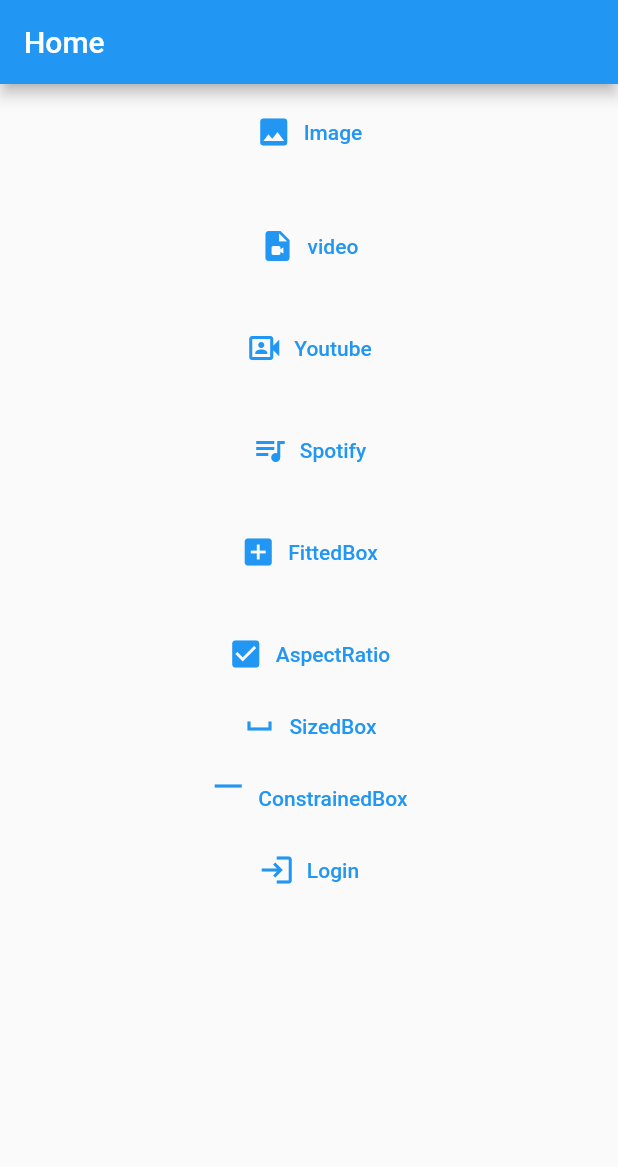
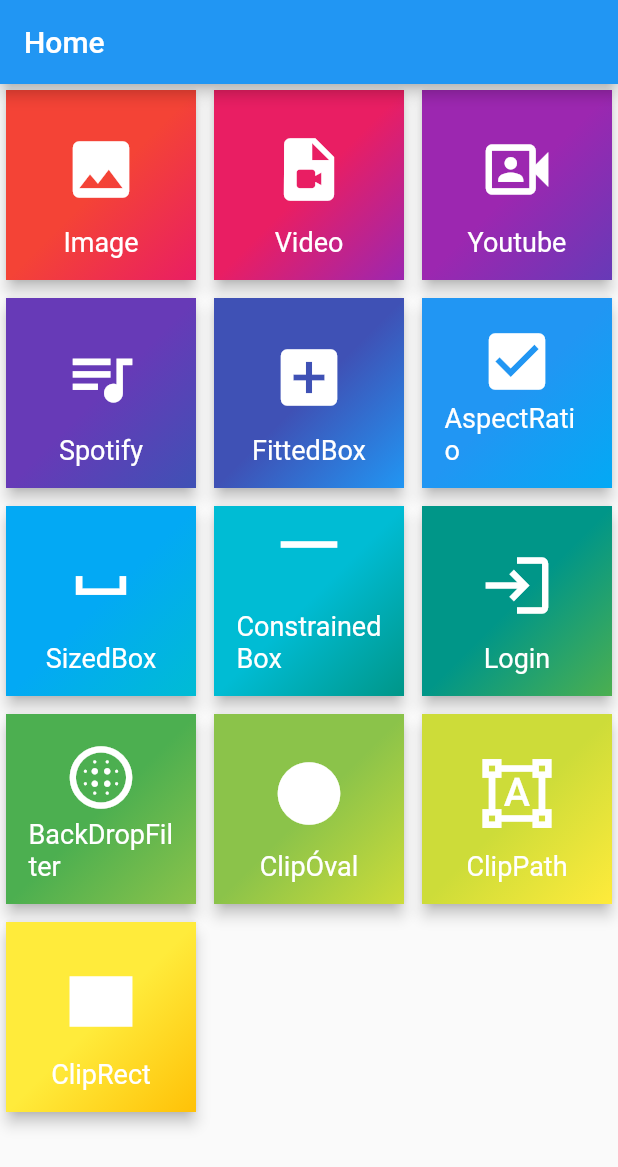
Before and after one commit to hussruss/APPM_CLASS, a Flutter app: the screen it shows after launch, on a phone screen of 412 x 824 dp. Shown: the top 1167 px of the screen. Run offline on Flutter 3.47's test engine with Material 2 defaults, Android fonts, the phone set to English and light mode, and no system bars; our stand-ins replace audioplayers, video_player.

Commit message:
BackdropFilter ClipOval

```diff
--- a/lib/main.dart
+++ b/lib/main.dart
@@ -1,5 +1,11 @@
+import 'dart:math';
+
 import 'package:flutter/material.dart';
 import 'package:m1_s4/widgets/apectRatio.dart';
+import 'package:m1_s4/widgets/backdropFilter.dart';
+import 'package:m1_s4/widgets/clipOval.dart';
+import 'package:m1_s4/widgets/clipPath.dart';
+import 'package:m1_s4/widgets/clipRect.dart';
 import 'package:m1_s4/widgets/constranedBox.dart';
 import 'package:m1_s4/widgets/images.dart';
 import 'package:m1_s4/widgets/login.dart';
@@ -34,6 +40,10 @@
         '/sizedBox': (context) => const SizedBoxWidget(),
         '/constrainedBox': (context) => const ConstrainedBoxWidget(),
         '/login': (context) => const LoginScreen(),
+        '/backDropFilter': (context) => const BackDropFilterWidget(),
+        '/clipOval': (context) => const ClipOvalWidget(),
+        '/clipPath': (context) => const ClipPathWidget(),
+        '/clipRect': (context) => const ClipRectWidget(),
       },
       // theme: ThemeData.dark().copyWith(
       //     appBarTheme: AppBarTheme(color: Colors.red),
@@ -57,86 +67,75 @@
       appBar: AppBar(
         title: Text('Home'),
       ),
-      body: ListView(
-        children: [
-          Padding(
-            padding: const EdgeInsets.all(8.0),
-            child: TextButton.icon(
-                // style: ButtonStyle(
-                // backgroundColor: MaterialStatePropertyAll(Colors.green),
-                // textStyle: MaterialStateProperty.all(
-                //     TextStyle(color: Colors.white))),
-                label: Text('Image'),
-                onPressed: () {
-                  Navigator.pushNamed(context, '/images');
-                },
-                icon: Icon(Icons.image)),
+      body: GridView.builder(
+        itemCount: itemList.length,
+        gridDelegate: const SliverGridDelegateWithFixedCrossAxisCount(
+            crossAxisCount: 3, mainAxisSpacing: 4, crossAxisSpacing: 4),
+        itemBuilder: (BuildContext context, int index) {
+          return _buildItemButon(index, context);
+        },
+      ),
+    );
+  }
+
+  GestureDetector _buildItemButon(int index, BuildContext context) {
+    return GestureDetector(
+      onTap: () {
+        Navigator.pushNamed(context, itemList[index].route);
+      },
+      child: Card(
+        elevation: 4,
+        child: Container(
+          padding: EdgeInsets.all(15),
+          decoration: BoxDecoration(
+            gradient: LinearGradient(
+              colors: [
+                Colors.primaries[index % Colors.primaries.length],
+                Colors.primaries[index % Colors.primaries.length].shade500,
+                Colors.primaries[index + 1 % Colors.primaries.length],
+              ],
+              begin: Alignment.topLeft,
+              end: Alignment.bottomRight,
+            ),
           ),
-          SizedBox(
-            height: 20,
-          ),
-          TextButton.icon(
-              label: Text('video'),
-              onPressed: () {
-                Navigator.pushNamed(context, '/video');
-              },
-              icon: Icon(Icons.video_file)),
-          SizedBox(
-            height: 20,
-          ),
-          TextButton.icon(
-              label: Text('Youtube'),
-              onPressed: () {
-                Navigator.pushNamed(context, '/youtube');
-              },
-              icon: Icon(Icons.video_camera_front_outlined)),
-          SizedBox(
-            height: 20,
-          ),
-          TextButton.icon(
-              label: Text('Spotify'),
-              onPressed: () {
-                Navigator.pushNamed(context, '/spotify');
-              },
-              icon: Icon(Icons.queue_music)),
-          SizedBox(
-            height: 20,
-          ),
-          TextButton.icon(
-              label: Text('FittedBox'),
-              onPressed: () {
-                Navigator.pushNamed(context, '/fittedBox');
-              },
-              icon: Icon(Icons.add_box)),
-          SizedBox(
-            height: 20,
-          ),
-          TextButton.icon(
-              label: Text('AspectRatio'),
-              onPressed: () {
-                Navigator.pushNamed(context, '/aspectRatio');
-              },
-              icon: Icon(Icons.check_box)),
-          TextButton.icon(
-              label: Text('SizedBox'),
-              onPressed: () {
-                Navigator.pushNamed(context, '/sizedBox');
-              },
-              icon: Icon(Icons.space_bar)),
-          TextButton.icon(
-              label: Text('ConstrainedBox'),
-              onPressed: () {
-                Navigator.pushNamed(context, '/constrainedBox');
-              },
-              icon: Icon(Icons.maximize)),
-          TextButton.icon(
-              label: Text('Login'),
-              onPressed: () {
-                Navigator.pushNamed(context, '/login');
-              },
-              icon: Icon(Icons.login))
-        ],
+          child: Column(children: [
+            Expanded(
+                child: Icon(
+              itemList[index].icon,
+              color: Colors.white,
+              size: 50,
+            )),
+            Text(
+              itemList[index].title,
+              style: TextStyle(fontSize: 18, color: Colors.white),
+            )
+          ]),
+        ),
       ),
     );
   }
 }
+
+List<ButtonIconItem> itemList = [
+  ButtonIconItem('Image', Icons.image, '/images'),
+  ButtonIconItem('Video', Icons.video_file, '/video'),
+  ButtonIconItem('Youtube', Icons.video_camera_front_outlined, '/youtube'),
+  ButtonIconItem('Spotify', Icons.queue_music, '/spotify'),
+  ButtonIconItem('FittedBox', Icons.add_box, '/fittedBox'),
+  ButtonIconItem('AspectRatio', Icons.check_box, '/aspectRatio'),
+  ButtonIconItem('SizedBox', Icons.space_bar, '/sizedBox'),
+  ButtonIconItem('ConstrainedBox', Icons.maximize, '/constrainedBox'),
+  ButtonIconItem('Login', Icons.login, '/login'),
+  ButtonIconItem('BackDropFilter', Icons.blur_circular, '/backDropFilter'),
+  ButtonIconItem('ClipÓval', Icons.circle, '/clipOval'),
+  ButtonIconItem('ClipPath', Icons.format_shapes, '/clipPath'),
+  ButtonIconItem('ClipRect', Icons.rectangle, '/clipRect'),
+];
+
+class ButtonIconItem {
+  final String title;
+  final IconData icon;
+  final String route;
+
+  ButtonIconItem(this.title, this.icon, this.route);
+}
```
Also changed, not shown: lib/widgets/backdropFilter.dart (added, +30 -0 lines), lib/widgets/clipOval.dart (added, +38 -0 lines), lib/widgets/clipPath.dart (added, +14 -0 lines), lib/widgets/clipRect.dart (added, +14 -0 lines).
